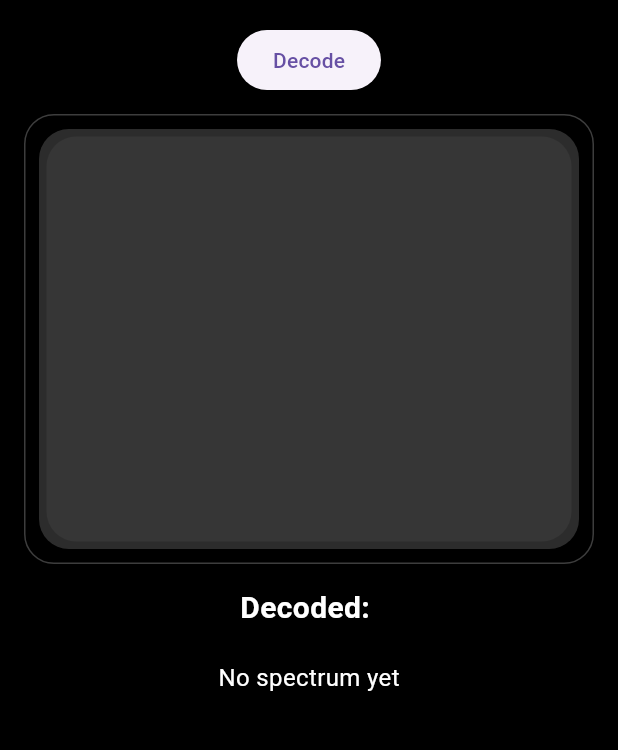
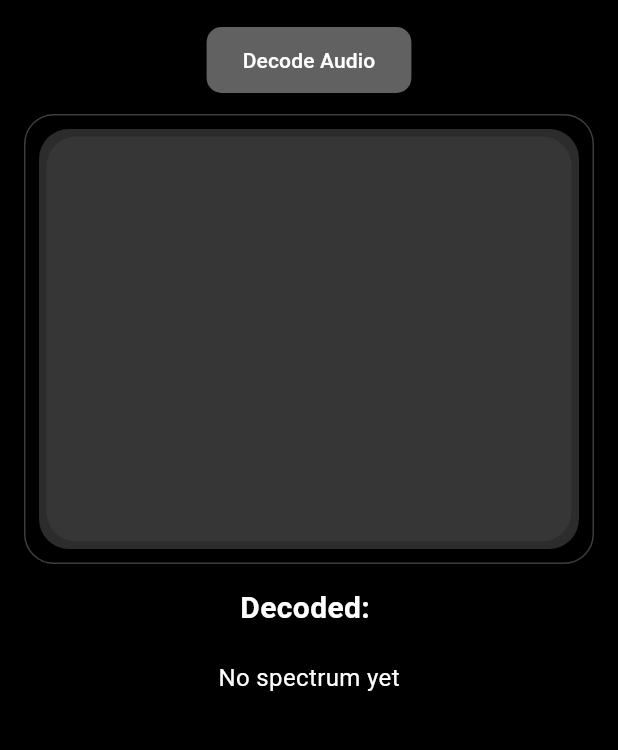
Before and after one commit to Gunnzzz-tech/audiodecoder, a Flutter app: the screen it shows after launch, tab 2 chosen, on a phone screen of 412 x 824 dp, the part 120-870 px from its top. Run offline on Flutter 3.47's test engine with Material 3 defaults, Android fonts, the phone set to English and light mode, and no system bars; our stand-ins replace audioplayers, fl_chart, flutter_bloc, google_fonts; missing offline and left inert: scidart.

Commit message:
Completed project

```diff
--- a/lib/demo.dart
+++ b/lib/demo.dart
@@ -147,8 +147,18 @@ class _MessageScreenState extends State<MessageScreen> {
             if (!startedDecoding)
               ElevatedButton(
                 onPressed: isDecoding ? null : decode,
-                child: Text(isDecoding ? "Decoding..." : "Decode"),
+                style: ElevatedButton.styleFrom(
+                  backgroundColor: Colors.grey[700], // grey background
+                  foregroundColor: Colors.white,     // text (and icon) color
+                  shape: RoundedRectangleBorder(
+                    borderRadius: BorderRadius.circular(10), // 20 radius corners
+                  ),
+                  padding: const EdgeInsets.symmetric(horizontal: 24, vertical: 12),
+                ),
+                child: Text(isDecoding ? "Decoding..." : "Decode Audio"),
               ),
+
+
             const SizedBox(height: 12),
 
             // Logs panel
--- a/lib/presentation/message_screen.dart
+++ b/lib/presentation/message_screen.dart
@@ -77,7 +77,7 @@ class _MainScaffoldState extends State<MainScaffold>
       body: Container(
         decoration: const BoxDecoration(
           image: DecorationImage(
-            image: AssetImage("assets/backg.jpg"),
+            image: AssetImage("assets/blue.jpeg"),
             fit: BoxFit.cover,
           ),
         ),
--- a/pubspec.yaml
+++ b/pubspec.yaml
@@ -34,6 +34,7 @@ dependencies:
   flutter_bloc: ^8.1.6
   fl_chart: ^0.69.0
   audioplayers: ^6.1.0
+  google_fonts: ^6.1.0
   # The following adds the Cupertino Icons font to your application.
   # Use with the CupertinoIcons class for iOS style icons.
   cupertino_icons: ^1.0.8
@@ -62,6 +63,9 @@ flutter:
   assets:
     - assets/hidden_message.wav
     - assets/backg.jpg
+    - assets/blue.jpeg
+    - assets/image.jpg
+
   # To add assets to your application, add an assets section, like this:
   # assets:
   #   - images/a_dot_burr.jpeg
```
Also changed, not shown: lib/audioscreen.dart (+27 -5 lines), assets/image.jpg (added), pubspec.lock.
